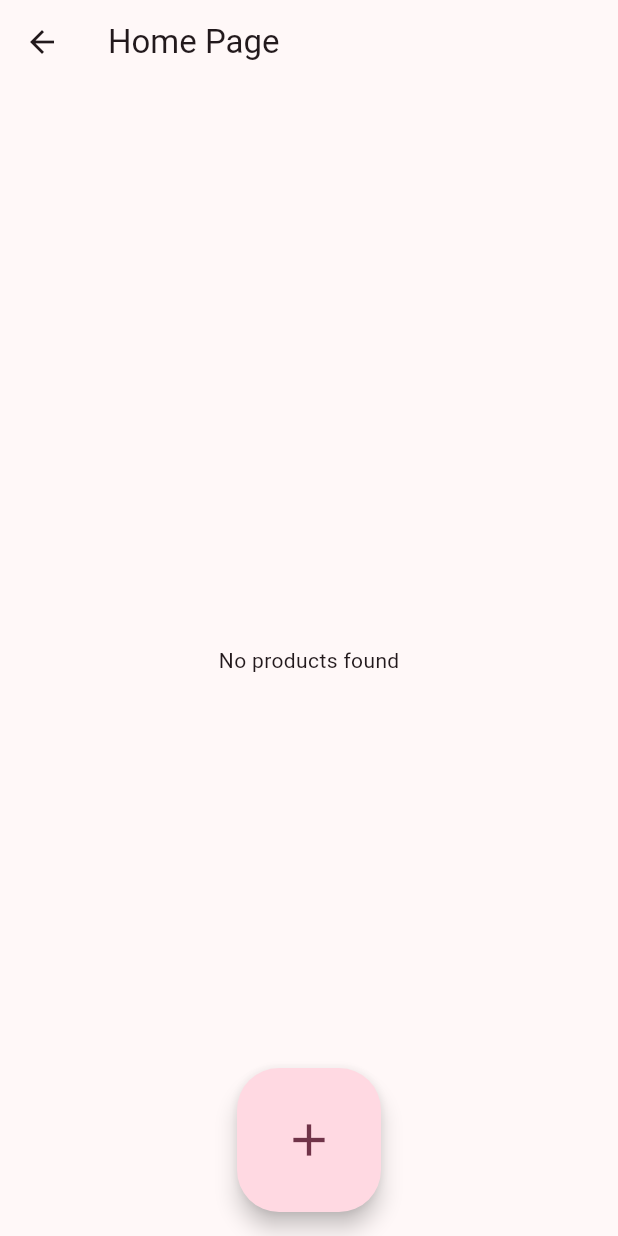
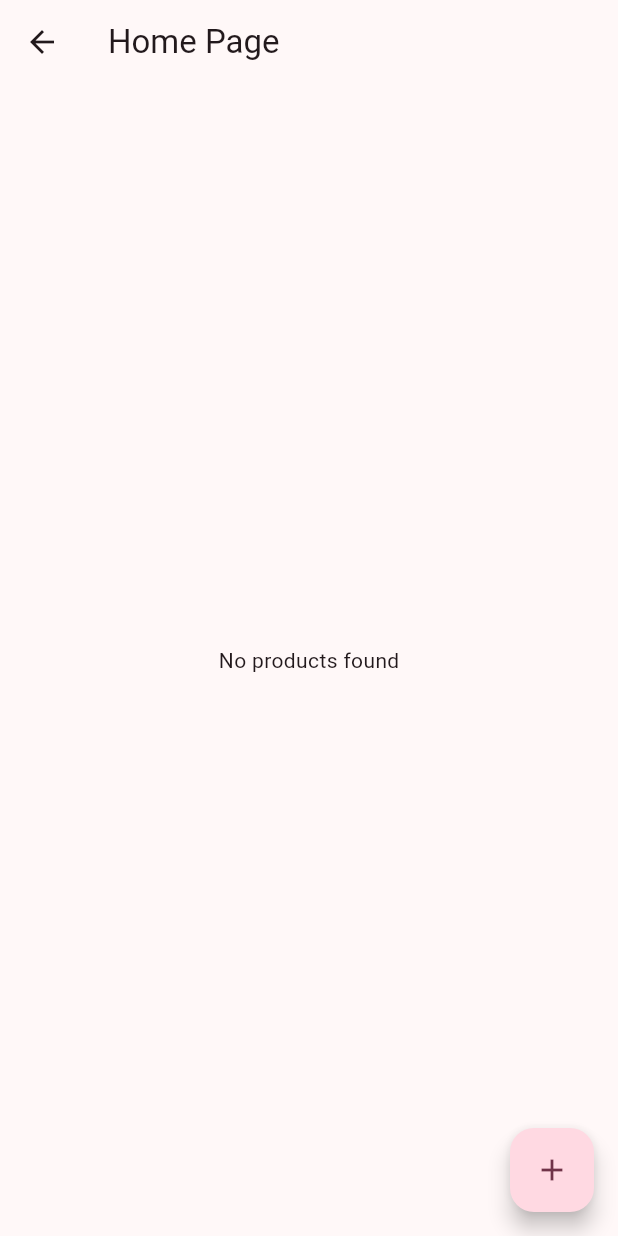
Before and after one commit to Aomsin-MDSC/Collaboration-App-Client, a Flutter app: the HomeView screen opened directly, on a phone screen of 412 x 824 dp. Run offline on Flutter 3.47's test engine with Material 3 defaults, Android fonts, the phone set to English and light mode, and no system bars; drawn by our look-alikes of flutter_expandable_fab; our stand-ins replace dropdown_search, get; network calls fail.

Commit message:
edit home

```diff
--- a/lib/main.dart
+++ b/lib/main.dart
@@ -35,7 +35,7 @@ class MyApp extends StatelessWidget {
         colorScheme: ColorScheme.fromSeed(seedColor: Colors.black,primary: Colors.black),
         useMaterial3: true,
       ),
-      home: const NewProjectView(),
+      home: const LoginView(),
     );
   }
 }
--- a/lib/views/home_view.dart
+++ b/lib/views/home_view.dart
@@ -1,3 +1,4 @@
+import 'package:collaboration_app_client/views/new_project_view.dart';
 import 'package:flutter/material.dart';
 import 'package:flutter_expandable_fab/flutter_expandable_fab.dart';
 import 'package:get/get.dart';
@@ -28,27 +29,27 @@ class _HomeViewState extends State<HomeView> {
 
     return SafeArea(
         child: Scaffold(
-            floatingActionButtonLocation:
-                FloatingActionButtonLocation.centerFloat,
-            floatingActionButton: FloatingActionButton.large(
-                child: const Icon(Icons.add), onPressed: () {}),
-            // floatingActionButtonLocation: ExpandableFab.location,
-            // floatingActionButton: ExpandableFab(
-            //   openButtonBuilder: RotateFloatingActionButtonBuilder(fabSize: ExpandableFabSize.large, child: const Icon(Icons.add)),
-            //   pos: ExpandableFabPos.center,
-            //   children: [
-            //     FloatingActionButton.small(
-            //       heroTag: null,
-            //       child: const Icon(Icons.edit),
-            //       onPressed: () {},
-            //     ),
-            //     FloatingActionButton.small(
-            //       heroTag: null,
-            //       child: const Icon(Icons.search),
-            //       onPressed: () {},
-            //     ),
-            //   ],
-            // ),
+            // floatingActionButtonLocation:
+            //     FloatingActionButtonLocation.centerFloat,
+            // floatingActionButton: FloatingActionButton.large(
+            //     child: const Icon(Icons.add), onPressed: ()=> (Get.to(NewProjectView()))),
+            floatingActionButtonLocation: ExpandableFab.location,
+            floatingActionButton: ExpandableFab(
+              openButtonBuilder: RotateFloatingActionButtonBuilder(fabSize: ExpandableFabSize.large, child: const Icon(Icons.add)),
+              pos: ExpandableFabPos.center,
+              children: [
+                FloatingActionButton.small(
+                  heroTag: null,
+                  child: const Icon(Icons.edit),
+                  onPressed: () => (Get.to(NewProjectView())),
+                ),
+                FloatingActionButton.small(
+                  heroTag: null,
+                  child: const Icon(Icons.search),
+                  onPressed: () {},
+                ),
+              ],
+            ),
             appBar: AppBar(
               title: const Text("Home Page"),
             ),
```
